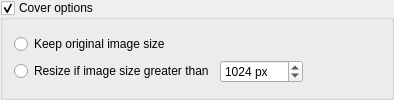
This is gui/preferences/profilespage/covergroupbox.ui in flacon/flacon as Qt 5 draws it before an edit. The edited form follows.
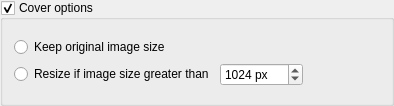
This is the edited form.

```diff
--- a/gui/preferences/profilespage/covergroupbox.ui
+++ b/gui/preferences/profilespage/covergroupbox.ui
@@ -7,7 +7,7 @@
     <x>0</x>
     <y>0</y>
     <width>394</width>
-    <height>100</height>
+    <height>106</height>
    </rect>
   </property>
   <property name="windowTitle">
```
Left out of the diff: 2 changed lines with no effect on the pictures.
